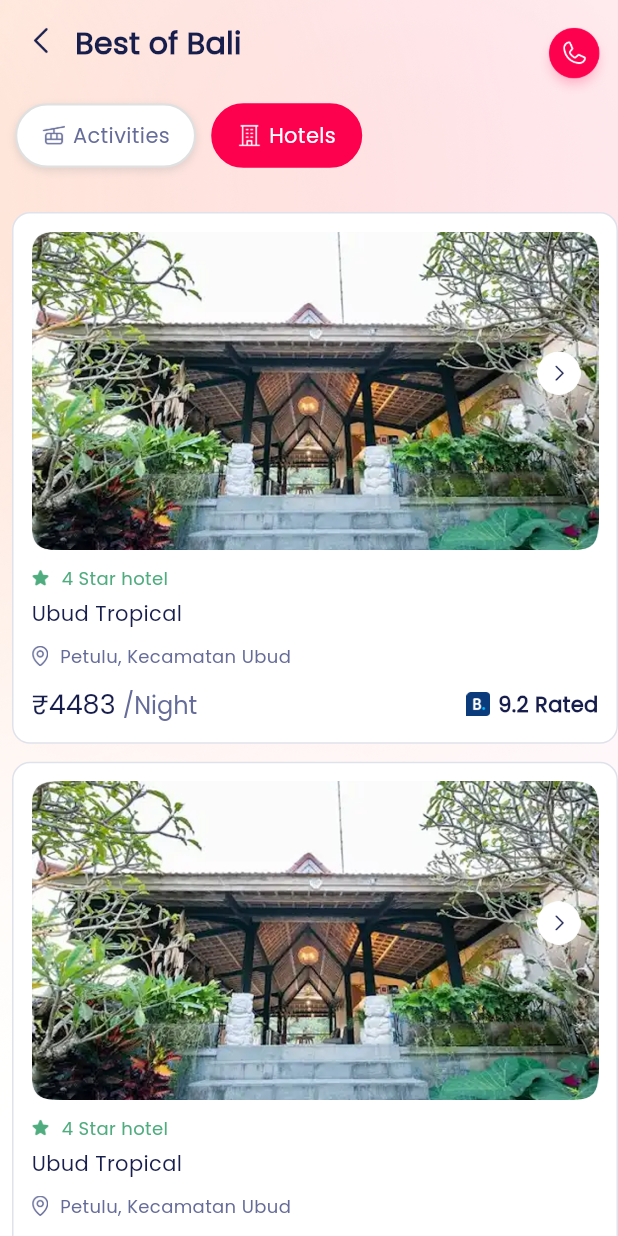
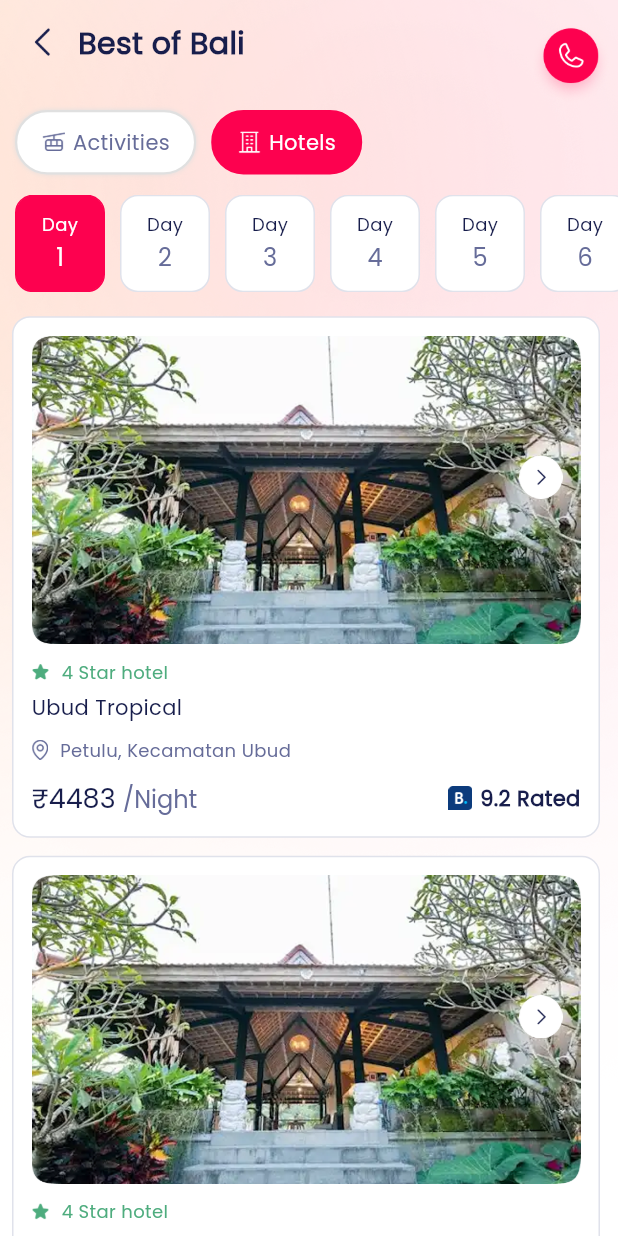
Before and after one commit to ImranKWork/30_sundays, a Flutter app: the DetailsActivities screen opened directly, after a tap on "Hotels", on a phone screen of 412 x 824 dp. Run offline on Flutter 3.47's test engine with Material 3 defaults, Android fonts, the phone set to English and light mode, and no system bars; our stand-ins replace cached_network_image, carousel_slider, dio, dotted_border, file_picker, get and 5 more; accounts and stored records are empty; network calls fail.

Commit message:
bug fixes

```diff
--- a/lib/modules/account/add_account.dart
+++ b/lib/modules/account/add_account.dart
@@ -71,7 +71,7 @@ class _AddAccountState extends State<AddAccount> {
                           onTap: () => Get.back(),
                           child: Image.asset(
                             "assets/images/back_arrow.png",
-                            scale: 2.5,
+                            scale: 2.3,
                           ),
                         ),
                         const SizedBox(width: 10),
--- a/lib/modules/account/help_feedback.dart
+++ b/lib/modules/account/help_feedback.dart
@@ -61,7 +61,7 @@ class _HelpFeedbackState extends State<HelpFeedback> {
                         },
                         child: Image.asset(
                           "assets/images/back_arrow.png",
-                          scale: 2.5,
+                          scale: 2.3,
                         ),
                       ),
                       SizedBox(width: 10),
--- a/lib/modules/account/term_condition.dart
+++ b/lib/modules/account/term_condition.dart
@@ -36,7 +36,7 @@ class _TermConditionState extends State<TermCondition> {
                         },
                         child: Image.asset(
                           "assets/images/back_arrow.png",
-                          scale: 2.5,
+                          scale: 2.3,
                         ),
                       ),
                       SizedBox(width: 10),
@@ -341,7 +341,7 @@ class _TermConditionState extends State<TermCondition> {
   Widget _buildTile(String title, String content) {
     return ExpansionTile(
       tilePadding: EdgeInsets.symmetric(horizontal: 16),
-      childrenPadding: EdgeInsets.symmetric(horizontal: 16),
+      childrenPadding: EdgeInsets.symmetric(horizontal: 16, vertical: 8),
       iconColor: AppColors.grey2,
       collapsedIconColor: AppColors.grey2,
       title: Text(
--- a/lib/modules/auth/login_screen.dart
+++ b/lib/modules/auth/login_screen.dart
@@ -104,6 +104,14 @@ class _LoginScreenState extends State<LoginScreen> {
                     ),
                   ),
 
+                  // if (_hasError)
+                  //   const Padding(
+                  //     padding: EdgeInsets.only(top: 8),
+                  //     child: Text(
+                  //       "Please enter a valid 10-digit phone number",
+                  //       style: TextStyle(color: Colors.red, fontSize: 14),
+                  //     ),
+                  //   ),
                   const SizedBox(height: 180),
 
                   Obx(
@@ -111,20 +119,17 @@ class _LoginScreenState extends State<LoginScreen> {
                         authController.isLoading.value
                             ? ElevatedButton(
                               style: ElevatedButton.styleFrom(
-                                backgroundColor:
-                                    Colors.white, // White background
-                                padding: EdgeInsets.symmetric(
+                                backgroundColor: Colors.white,
+                                padding: const EdgeInsets.symmetric(
                                   vertical: 12,
-                                ), // Adjust padding
+                                ),
                                 shape: RoundedRectangleBorder(
-                                  borderRadius: BorderRadius.circular(
-                                    40,
-                                  ), // Rounded corners
+                                  borderRadius: BorderRadius.circular(40),
                                 ),
-                                minimumSize: Size(160, 48), // Full width
+                                minimumSize: const Size(160, 48),
                               ),
                               onPressed: null,
-                              child: SizedBox(
+                              child: const SizedBox(
                                 height: 24,
                                 width: 24,
                                 child: CircularProgressIndicator(
@@ -135,8 +140,14 @@ class _LoginScreenState extends State<LoginScreen> {
                             )
                             : CustomButton(
                               text: "Get OTP",
-                              onTap: () {
-                                authController.loginWithPhone();
+                              onTap: () async {
+                                final success =
+                                    await authController.loginWithPhone();
+                                if (!success) {
+                                  setState(() {
+                                    _hasError = true;
+                                  });
+                                }
                               },
                               isEnabled: _isButtonEnabled,
                             ),
--- a/lib/modules/dashboard.dart
+++ b/lib/modules/dashboard.dart
@@ -115,8 +115,8 @@ class _DashBoardState extends State<DashBoard> {
               ),
               child: Image.asset(
                 "assets/images/trips.png",
-                width: 25,
-                height: 25,
+                width: 28,
+                height: 28,
               ),
             ),
             'Trips',
--- a/lib/modules/home/activities.dart
+++ b/lib/modules/home/activities.dart
@@ -57,7 +57,7 @@ class _ActivitiesState extends State<Activities> {
                         },
                         child: Image.asset(
                           "assets/images/back_arrow.png",
-                          scale: 2.5,
+                          scale: 2.3,
                         ),
                       ),
                       SizedBox(width: 10),
@@ -66,7 +66,7 @@ class _ActivitiesState extends State<Activities> {
                         style: AppFontFamily.HeadingStyle20(),
                       ),
                       Spacer(),
-                      Image.asset("assets/images/phone.png", scale: 2.5),
+                      Image.asset("assets/images/phone.png", scale: 2.3),
                     ],
                   ),
                 ),
--- a/lib/modules/trips/details_activities.dart
+++ b/lib/modules/trips/details_activities.dart
@@ -47,7 +47,7 @@ class _DetailsActivitiesState extends State<DetailsActivities> {
                         },
                         child: Image.asset(
                           "assets/images/back_arrow.png",
-                          scale: 2.5,
+                          scale: 2.3,
                         ),
                       ),
                       SizedBox(width: 10),
@@ -56,7 +56,7 @@ class _DetailsActivitiesState extends State<DetailsActivities> {
                         style: AppFontFamily.HeadingStyle20(),
                       ),
                       Spacer(),
-                      Image.asset("assets/images/phone.png", scale: 2.5),
+                      Image.asset("assets/images/phone.png", scale: 2.3),
                     ],
                   ),
                 ),
@@ -101,10 +101,8 @@ class _DetailsActivitiesState extends State<DetailsActivities> {
                                         ? []
                                         : [
                                           BoxShadow(
-                                            color: Colors.grey.withOpacity(0.3),
-                                            spreadRadius: 0,
-                                            blurRadius: 4,
-                                            offset: Offset(0, 2),
+                                            color: Colors.grey.shade300,
+                                            blurRadius: 2,
                                           ),
                                         ],
                               ),
@@ -139,13 +137,6 @@ class _DetailsActivitiesState extends State<DetailsActivities> {
                   ),
                 ),
                 SizedBox(height: 10),
-                Expanded(
-                  child: SingleChildScrollView(
-                    padding: EdgeInsets.only(left: 8, top: 8),
-                    child: Column(
-                      crossAxisAlignment: CrossAxisAlignment.start,
-                      children: [
-                        if (selectedIndex == 0) ...[
                 SizedBox(
                   height: 65,
                   child: ListView.builder(
@@ -163,33 +154,27 @@ class _DetailsActivitiesState extends State<DetailsActivities> {
                         child: Container(
                           height: 54,
                           width: 60,
-                                    margin: EdgeInsets.only(right: 8),
+
+                          margin: EdgeInsets.only(left: 10),
                           padding: EdgeInsets.symmetric(
-                                      horizontal: 14,
-                                      vertical: 6,
+                            horizontal: 16,
+                            vertical: 10,
                           ),
                           decoration: BoxDecoration(
-                                      color:
-                                          isSelected
-                                              ? AppColors.pink
-                                              : Colors.white,
+                            color: isSelected ? AppColors.pink : Colors.white,
                             borderRadius: BorderRadius.circular(12),
                             border: Border.all(
                               width: 1,
                               color:
-                                            isSelected
-                                                ? AppColors.pink
-                                                : AppColors.grey4,
+                                  isSelected ? AppColors.pink : AppColors.grey4,
                             ),
                           ),
                           child: Column(
-                                      mainAxisAlignment:
-                                          MainAxisAlignment.center,
+                            mainAxisAlignment: MainAxisAlignment.center,
                             children: [
                               Text(
                                 'Day',
-                                          style: AppFontFamily.HeadingWhite414()
-                                              .copyWith(
+                                style: AppFontFamily.HeadingWhite414().copyWith(
                                   color:
                                       isSelected
                                           ? AppColors.white
@@ -213,8 +198,15 @@ class _DetailsActivitiesState extends State<DetailsActivities> {
                     },
                   ),
                 ),
-                          SizedBox(height: 10),
 
+                //  SizedBox(height: 10),
+                Expanded(
+                  child: SingleChildScrollView(
+                    padding: EdgeInsets.only(left: 8, top: 8),
+                    child: Column(
+                      crossAxisAlignment: CrossAxisAlignment.start,
+                      children: [
+                        if (selectedIndex == 0) ...[
                           ListView.builder(
                             itemCount: 3,
                             shrinkWrap: true,
@@ -419,7 +411,7 @@ class _DetailsActivitiesState extends State<DetailsActivities> {
                             physics: NeverScrollableScrollPhysics(),
                             itemBuilder: (context, index) {
                               return Container(
-                                margin: EdgeInsets.only(bottom: 12),
+                                margin: EdgeInsets.only(bottom: 12, right: 12),
                                 padding: EdgeInsets.all(12),
                                 decoration: BoxDecoration(
                                   color: AppColors.white,
--- a/lib/modules/trips/documents_details.dart
+++ b/lib/modules/trips/documents_details.dart
@@ -22,12 +22,14 @@ class _DocumentsDetailsState extends State<DocumentsDetails> {
     "assets/images/2.png",
     "assets/images/3.png",
   ];
+
   final List<Map<String, dynamic>> items = [
     {"image": "assets/images/docs.png", "name": "Your documents"},
     {"image": "assets/images/ice_cream.png", "name": "Where to eat?"},
     {"image": "assets/images/shop2.png", "name": "Shopping"},
     {"image": "assets/images/lang.png", "name": "Translator"},
   ];
+
   int selectedIndex = 0;
   List<CarouselController> carouselControllers = [];
   List<int> activeIndexes = [];
@@ -63,7 +65,7 @@ class _DocumentsDetailsState extends State<DocumentsDetails> {
                         },
                         child: Image.asset(
                           "assets/images/back_arrow.png",
-                          scale: 2.5,
+                          scale: 2.3,
                         ),
                       ),
                       SizedBox(width: 10),
@@ -77,7 +79,7 @@ class _DocumentsDetailsState extends State<DocumentsDetails> {
                         ),
                       ),
                       Spacer(),
-                      Image.asset("assets/images/phone.png", scale: 2.5),
+                      Image.asset("assets/images/phone.png", scale: 2.3),
                     ],
                   ),
                 ),
--- a/lib/modules/trips/edit_activities.dart
+++ b/lib/modules/trips/edit_activities.dart
@@ -38,7 +38,7 @@ class _EditActivitiesState extends State<EditActivities> {
                         },
                         child: Image.asset(
                           "assets/images/back_arrow.png",
-                          scale: 2.5,
+                          scale: 2.3,
                         ),
                       ),
                       SizedBox(width: 10),
--- a/pubspec.yaml
+++ b/pubspec.yaml
@@ -48,6 +48,7 @@ dependencies:
   dio: ^5.3.3
   path_provider: ^2.1.2
   permission_handler: ^11.0.1
+  cached_network_image:
 
 
 
```
Also changed, not shown: lib/controllers/login_controller.dart (+5 -6 lines), lib/modules/account/my_account.dart (+22 -0 lines), lib/modules/account/notification.dart (+4 -8 lines), lib/modules/trips/all_trips.dart (+41 -19 lines), lib/modules/trips/more_action.dart (+17 -14 lines), lib/modules/trips/preview_image.dart (added, +26 -0 lines), lib/modules/trips/where_to_eat.dart (+21 -20 lines), lib/modules/trips/your_documents.dart (+43 -9 lines), pubspec.lock, 1 other file. Lines whose indentation alone changed are shown as unchanged.
